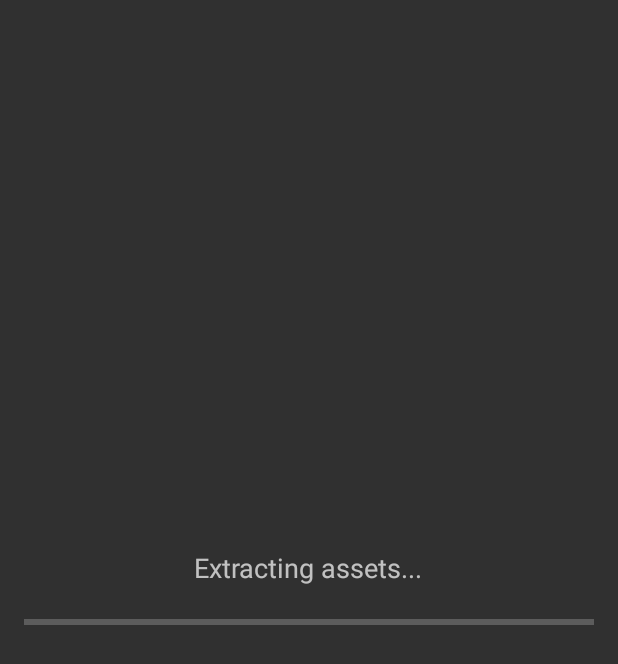
After one commit to Jbbrack03/Diablo2Portable, an Android app: the layout fragment_extraction_progress.xml on its own in the app's theme, with its tools: preview values and no code run, on a phone screen of 412 x 824 dp. The commit adds this screen. Shown: the top 664 px of the screen. Run offline under Robolectric (Android 15) with nearby library versions, the phone set to English and light mode, and no system bars.

Commit message:
Add asset extraction progress screen - RED/GREEN cycle complete

```diff
--- /dev/null
+++ b/android/app/src/main/res/layout/fragment_extraction_progress.xml
@@ -0,0 +1,34 @@
+<?xml version="1.0" encoding="utf-8"?>
+<LinearLayout xmlns:android="http://schemas.android.com/apk/res/android"
+    android:layout_width="match_parent"
+    android:layout_height="match_parent"
+    android:orientation="vertical"
+    android:padding="16dp"
+    android:gravity="center">
+
+    <TextView
+        android:id="@+id/progress_text"
+        android:layout_width="wrap_content"
+        android:layout_height="wrap_content"
+        android:text="Extracting assets..."
+        android:textSize="18sp"
+        android:layout_marginBottom="16dp" />
+
+    <ProgressBar
+        android:id="@+id/extraction_progress"
+        style="?android:attr/progressBarStyleHorizontal"
+        android:layout_width="match_parent"
+        android:layout_height="wrap_content"
+        android:max="100"
+        android:progress="0"
+        android:layout_marginBottom="16dp" />
+
+    <TextView
+        android:id="@+id/current_file"
+        android:layout_width="wrap_content"
+        android:layout_height="wrap_content"
+        android:text=""
+        android:textSize="14sp"
+        android:textColor="@android:color/darker_gray" />
+
+</LinearLayout>
```
Also changed, not shown: android/app/src/main/java/com/diablo2portable/OnboardingActivity.java (+32 -0 lines), 1 other file.
